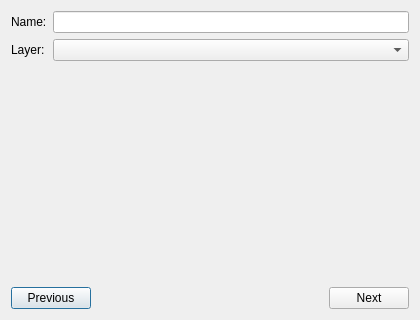
Old version of the form qtfred/ui/PropEditorDialog.ui in the repository scp-fs2open/fs2open.github.com.
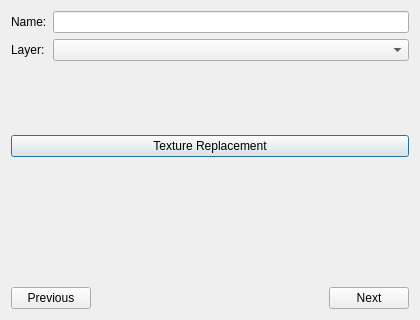
New version of the form. Custom widgets are drawn as their Qt base class.

Commit message:
qtFRED: edit a prop's texture replacements from the prop editor
The ship texture replacement dialog can now be opened for a prop, under its
own title. The prop editor gets a Texture Replacement button, enabled when
exactly one prop is selected, and the viewport draws props with their
replacement textures.

A prop is given its new list only when apply succeeds: a missing main
texture aborts apply, and the prop then keeps the entries it had.

The edit to the form file:
```diff
--- a/qtfred/ui/PropEditorDialog.ui
+++ b/qtfred/ui/PropEditorDialog.ui
@@ -38,6 +38,16 @@
      </item>
     </layout>
    </item>
+   <item>
+    <widget class="QPushButton" name="textureReplacementButton">
+     <property name="toolTip">
+      <string>Changes this prop's textures</string>
+     </property>
+     <property name="text">
+      <string>Texture Replacement</string>
+     </property>
+    </widget>
+   </item>
    <item>
     <widget class="fso::fred::FlagListWidget" name="propFlagsListWidget" native="true">
      <property name="filterVisible" stdset="0">
```
The commit also changes 9 other files.
